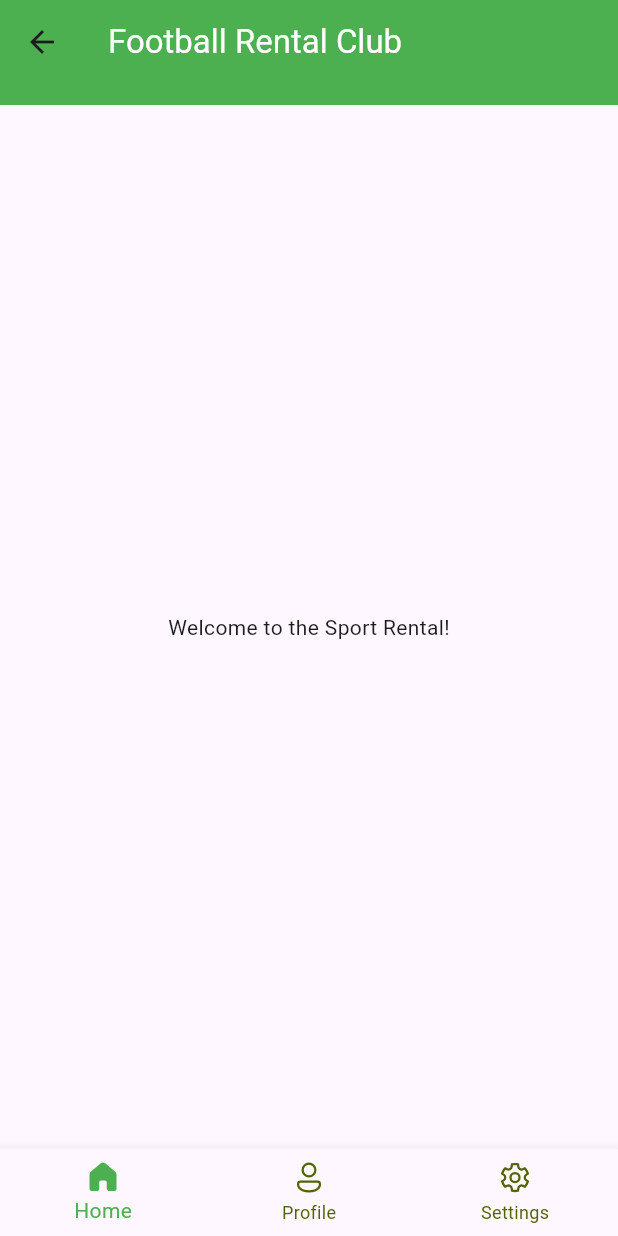
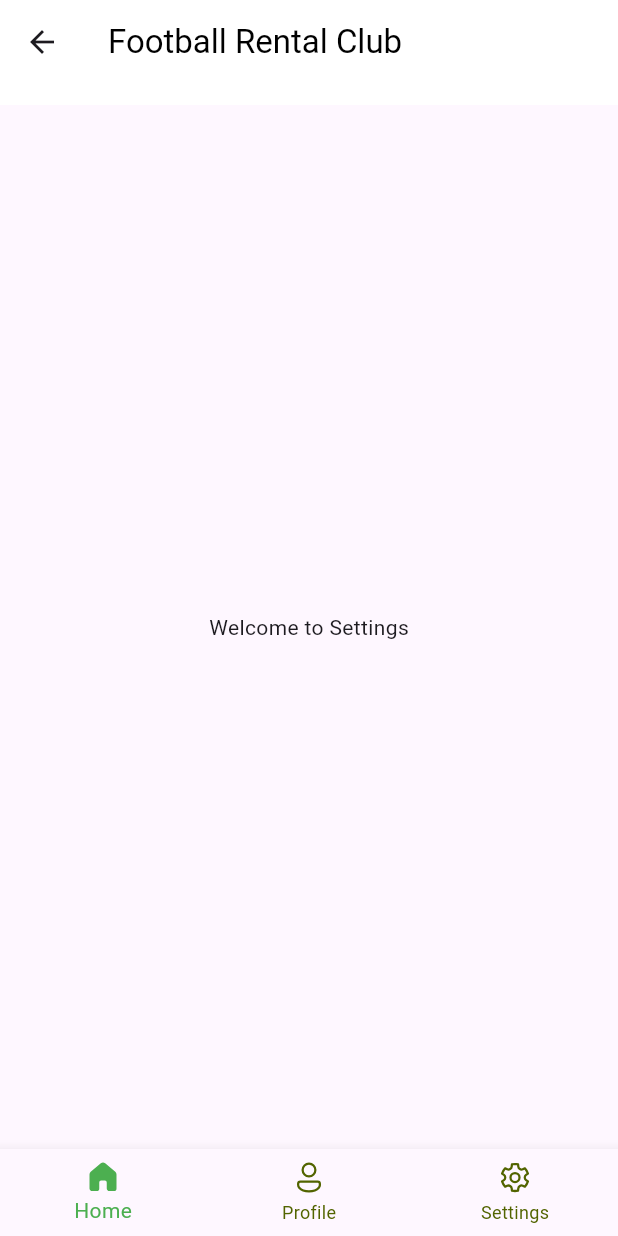
Before and after one commit to A3rii/mobile_project, a Flutter app: the BaseLayout screen opened directly, item 3 of the bottom bar chosen, on a phone screen of 412 x 824 dp. Run offline on Flutter 3.47's test engine with Material 3 defaults, Android fonts, the light colour scheme and no system bars; our stand-ins replace device_preview, fluentui_system_icons.

Commit message:
adding setting screen

```diff
--- a/lib/base/app_bar.dart
+++ b/lib/base/app_bar.dart
@@ -11,8 +11,8 @@ class CustomAppBar extends StatelessWidget implements PreferredSizeWidget {
     return AppBar(
         title: const Text(
           "Football Rental Club",
-          style: TextStyle(color: Colors.white),
+          style: TextStyle(color: Colors.black),
         ),
-        backgroundColor: Colors.green);
+        backgroundColor: Colors.white);
   }
 }
--- a/lib/base/bottom_navigation.dart
+++ b/lib/base/bottom_navigation.dart
@@ -23,6 +23,9 @@ class _BottomNavigationState extends State<BottomNavigation> {
         break;
       case 1:
         Navigator.pushReplacementNamed(context, '/profile');
+        break;
+      case 2:
+        Navigator.pushReplacementNamed(context, '/settings');
         break;
 
       default:
--- a/lib/main.dart
+++ b/lib/main.dart
@@ -2,6 +2,7 @@ import 'package:device_preview/device_preview.dart';
 import 'package:flutter/material.dart';
 import 'package:mobile_project/pages/home.dart';
 import 'package:mobile_project/pages/profile.dart';
+import 'package:mobile_project/pages/settings.dart';
 
 void main() {
   runApp(
@@ -26,6 +27,7 @@ class MyApp extends StatelessWidget {
       routes: {
         '/home': (context) => const HomePage(),
         '/profile': (context) => const ProfilePage(),
+        '/settings': (context) => const SettingsPage(),
       },
     );
   }
--- /dev/null
+++ b/lib/pages/settings.dart
@@ -0,0 +1,15 @@
+import 'package:flutter/material.dart';
+import 'package:mobile_project/widgets/base_layout.dart';
+
+class SettingsPage extends StatelessWidget {
+  const SettingsPage({super.key});
+
+  @override
+  Widget build(BuildContext context) {
+    return const BaseLayout(
+      child: Center(
+        child: (Text("Welcome to Settings")),
+      ),
+    );
+  }
+}
```
